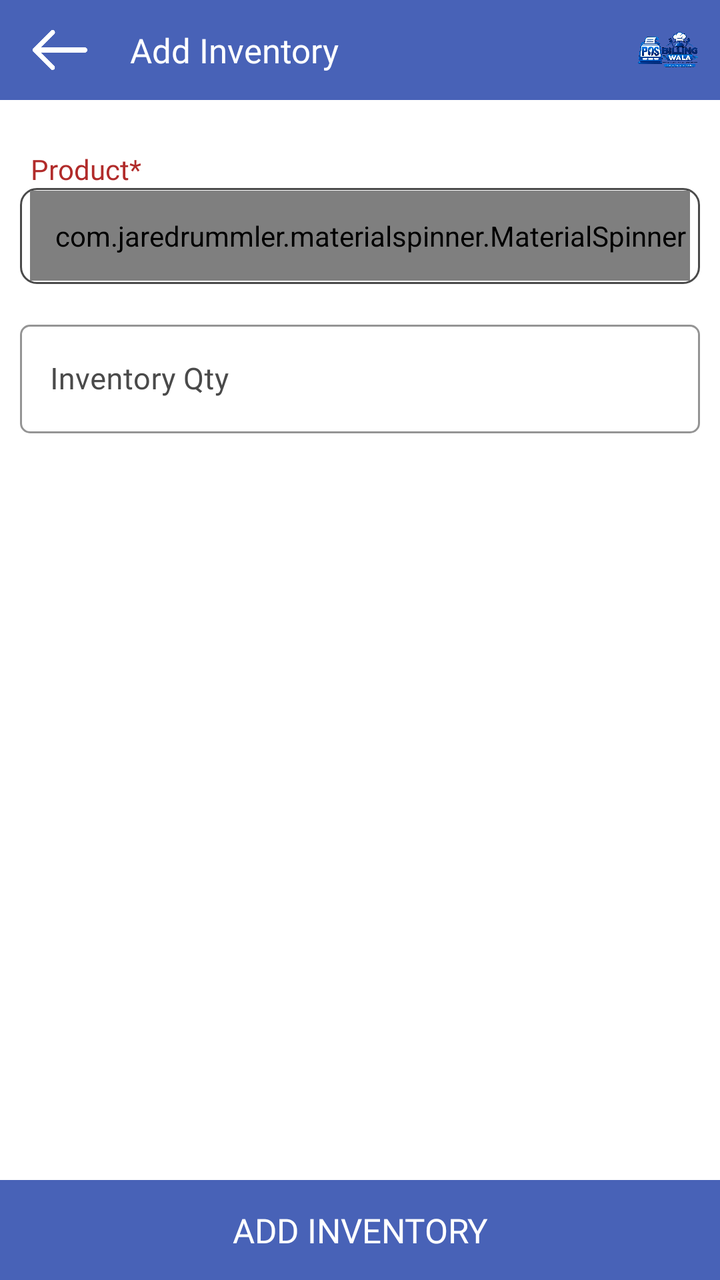
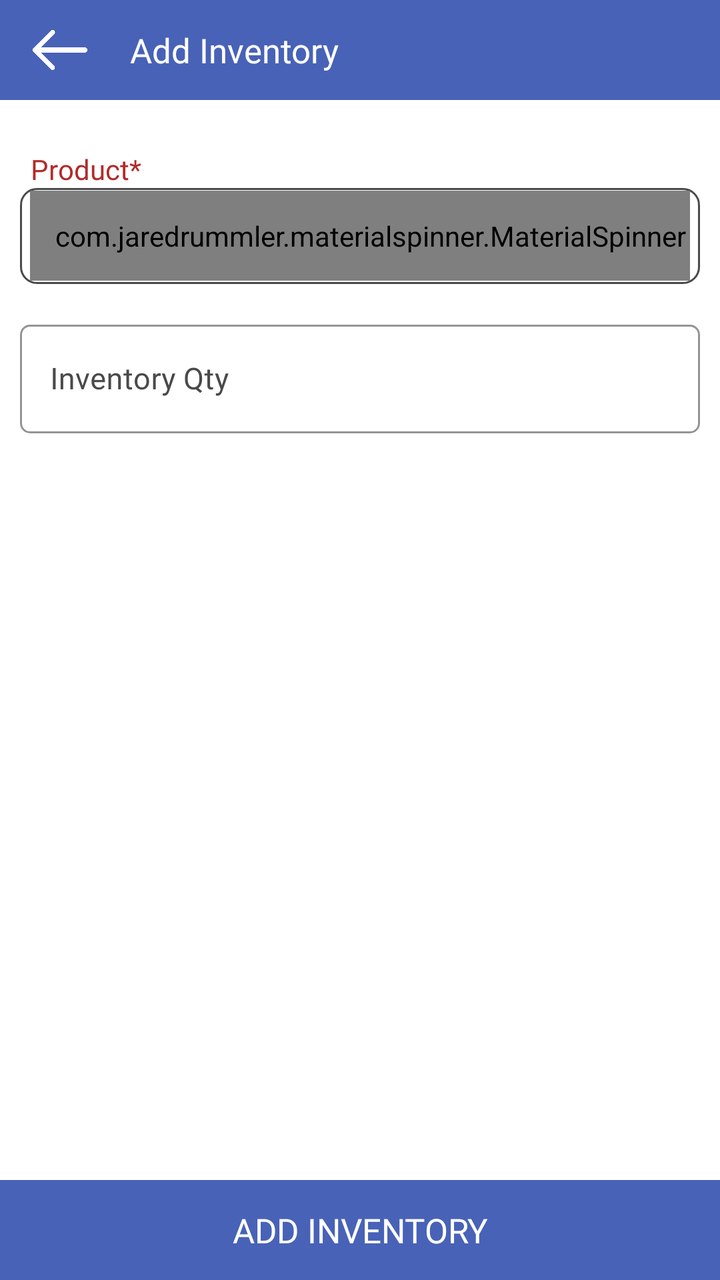

Screens rendered from an Android XML layout before and after an edit, with the pre-edit source and the edit as a unified diff.
<!-- AndroidManifest.xml: application theme AppTheme -->
<!-- res/layout/fragment_add_inventory.xml -->
<?xml version="1.0" encoding="utf-8"?>
<RelativeLayout xmlns:android="http://schemas.android.com/apk/res/android"
    xmlns:app="http://schemas.android.com/apk/res-auto"
    xmlns:tools="http://schemas.android.com/tools"
    android:layout_width="match_parent"
    android:layout_height="match_parent"
    tools:context=".Fragment.AddProduct">

    <com.google.android.material.appbar.AppBarLayout
        android:id="@+id/appBarLayout"
        android:layout_width="match_parent"
        android:layout_height="50dp"
        android:layout_alignParentTop="true">

        <RelativeLayout
            android:layout_width="match_parent"
            android:layout_height="match_parent">

            <ImageView
                android:id="@+id/backToInventory"
                android:layout_width="30dp"
                android:layout_height="30dp"
                android:layout_alignParentStart="true"
                android:layout_centerInParent="true"
                android:layout_gravity="center"
                android:layout_marginStart="15dp"
                android:src="@drawable/back"
                app:tint="@color/white" />

            <androidx.appcompat.widget.AppCompatTextView
                android:layout_width="wrap_content"
                android:layout_height="wrap_content"
                android:layout_centerInParent="true"
                android:layout_gravity="center"
                android:layout_marginStart="15dp"
                android:layout_toEndOf="@+id/backToInventory"
                android:fontFamily="@font/poppinsmedium"
                android:gravity="center"
                android:paddingStart="5dp"
                android:paddingEnd="5dp"
                android:text="@string/ui_add_inventory"
                android:textColor="@color/white"
                android:textSize="17dp" />

        
            <include layout="@layout/include_app_toolbar_logo" />
</RelativeLayout>

    </com.google.android.material.appbar.AppBarLayout>

    <androidx.core.widget.NestedScrollView
        android:layout_width="match_parent"
        android:layout_height="match_parent"
        android:layout_above="@+id/addInventory"
        android:layout_below="@id/appBarLayout">

        <LinearLayout
            android:layout_width="match_parent"
            android:layout_height="match_parent"
            android:orientation="vertical"
            android:padding="10dp">

            <TextView
                android:layout_width="wrap_content"
                android:layout_height="wrap_content"
                android:layout_gravity="center|start"
                android:layout_marginStart="5dp"
                android:layout_marginTop="15dp"
                android:fontFamily="@font/poppinsregular"
                android:gravity="center"
                android:text="@string/ui_product"
                android:textColor="@color/textcolor" />

            <LinearLayout
                android:layout_width="match_parent"
                android:layout_height="48dp"
                android:background="@drawable/button_rounded_border"
                android:orientation="horizontal">

                <com.jaredrummler.materialspinner.MaterialSpinner
                    android:id="@+id/productSpinner"
                    android:layout_width="match_parent"
                    android:layout_height="45dp"
                    android:layout_gravity="center"
                    android:layout_margin="5dp"
                    android:fontFamily="@font/poppinsregular"
                    android:gravity="center|start"
                    android:paddingLeft="10dp"
                    android:textColor="@color/black"
                    android:textSize="15dp"
                    app:ms_hint="Select Product" />

            </LinearLayout>

            <com.google.android.material.textfield.TextInputLayout
                android:id="@+id/inventoryAmountLayout"
                style="@style/Widget.MaterialComponents.TextInputLayout.OutlinedBox"
                android:layout_width="match_parent"
                android:layout_height="wrap_content"
                android:layout_gravity="center"
                android:layout_marginTop="15dp"
                android:layout_marginBottom="5dp"
                android:gravity="center"
                android:textColorHint="@color/light_black"
                app:boxCornerRadiusBottomEnd="5dp"
                app:boxCornerRadiusBottomStart="5dp"
                app:boxCornerRadiusTopEnd="5dp"
                app:boxCornerRadiusTopStart="5dp"
                app:boxStrokeColor="@color/light_black">

                <com.google.android.material.textfield.TextInputEditText
                    android:id="@+id/inventoryQty"
                    android:layout_width="match_parent"
                    android:layout_height="wrap_content"
                    android:drawableTint="@color/light_black"
                    android:fontFamily="@font/poppinsregular"
                    android:hint="@string/ui_inventory_qty"
                    android:imeOptions="actionNext"
                    android:inputType="numberDecimal"
                    android:paddingStart="15dp"
                    android:paddingEnd="10dp"
                    android:singleLine="true"
                    android:textColor="@color/black"
                    android:textColorHint="@color/light_black"
                    android:textSize="15dp" />

            </com.google.android.material.textfield.TextInputLayout>

        </LinearLayout>

    </androidx.core.widget.NestedScrollView>

    <TextView
        android:id="@+id/addInventory"
        android:layout_width="match_parent"
        android:layout_height="50dp"
        android:layout_alignParentBottom="true"
        android:layout_gravity="center"
        android:background="@color/colorPrimary"
        android:fontFamily="@font/poppinsmedium"
        android:gravity="center"
        android:text="@string/ui_add_inventory"
        android:textAllCaps="true"
        android:textColor="@color/white"
        android:textSize="17dp" />

</RelativeLayout>
<!-- res/layout/include_app_toolbar_logo.xml (included above) -->
<?xml version="1.0" encoding="utf-8"?>
<ImageView xmlns:android="http://schemas.android.com/apk/res/android"
    android:id="@+id/appBrandLogo"
    android:layout_width="32dp"
    android:layout_height="32dp"
    android:layout_alignParentEnd="true"
    android:layout_centerVertical="true"
    android:layout_marginEnd="10dp"
    android:contentDescription="@string/app_name"
    android:scaleType="fitCenter"
    android:src="@drawable/app_logo" />
<!-- resources referenced by this layout -->
<resources>
  <color name="black">#000</color>
  <color name="colorPrimary">#4862b7</color>
  <color name="light_black">#4a4a4a</color>
  <color name="textcolor">#b12b2a</color>
  <color name="white">#fff</color>
  <!-- drawable app_logo: png bitmap (drawable, 586552 bytes) -->
  <!-- drawable back: png bitmap (drawable, 3507 bytes) -->
  <!-- drawable button_rounded_border (drawable) -->
  <?xml version="1.0" encoding="utf-8"?>
  <shape xmlns:android="http://schemas.android.com/apk/res/android">
      <stroke
          android:width="1dp"
          android:color="@color/light_black" />
  
      <corners android:radius="8dp" />
  
  </shape>
  <string name="app_name">Billingwala</string>
  <string name="ui_add_inventory">Add Inventory</string>
  <string name="ui_inventory_qty">Inventory Qty</string>
  <string name="ui_product">Product*</string>
  <style name="AppTheme" parent="Theme.MaterialComponents.Light.NoActionBar">
          
          <item name="colorPrimary">@color/colorPrimary</item>
          <item name="colorPrimaryDark">@color/colorPrimary</item>
          <item name="colorAccent">@color/colorAccent</item>
          <item name="android:windowIsTranslucent">true</item>
          <item name="windowNoTitle">true</item>
          <item name="windowActionBar">false</item>
  
      </style>
  <color name="colorAccent">#000</color>
</resources>

<!-- the commit's change to res/layout/fragment_add_inventory.xml (unified diff, before → after) -->
@@ -41,9 +41,6 @@
                 android:text="@string/ui_add_inventory"
                 android:textColor="@color/white"
                 android:textSize="17dp" />
-
-        
-            <include layout="@layout/include_app_toolbar_logo" />
 </RelativeLayout>
 
     </com.google.android.material.appbar.AppBarLayout>
@@ -145,15 +142,3 @@
         android:textSize="17dp" />
 
 </RelativeLayout>
-<!-- res/layout/include_app_toolbar_logo.xml (included above) -->
-<?xml version="1.0" encoding="utf-8"?>
-<ImageView xmlns:android="http://schemas.android.com/apk/res/android"
-    android:id="@+id/appBrandLogo"
-    android:layout_width="32dp"
-    android:layout_height="32dp"
-    android:layout_alignParentEnd="true"
-    android:layout_centerVertical="true"
-    android:layout_marginEnd="10dp"
-    android:contentDescription="@string/app_name"
-    android:scaleType="fitCenter"
-    android:src="@drawable/app_logo" />
<!-- resource entries referenced after the edit -->
@@ -5,7 +5,6 @@
   <color name="light_black">#4a4a4a</color>
   <color name="textcolor">#b12b2a</color>
   <color name="white">#fff</color>
-  <!-- drawable app_logo: png bitmap (drawable, 586552 bytes) -->
   <!-- drawable back: png bitmap (drawable, 3507 bytes) -->
   <!-- drawable button_rounded_border (drawable) -->
   <?xml version="1.0" encoding="utf-8"?>
@@ -17,7 +16,6 @@
       <corners android:radius="8dp" />
   
   </shape>
-  <string name="app_name">Billingwala</string>
   <string name="ui_add_inventory">Add Inventory</string>
   <string name="ui_inventory_qty">Inventory Qty</string>
   <string name="ui_product">Product*</string>
